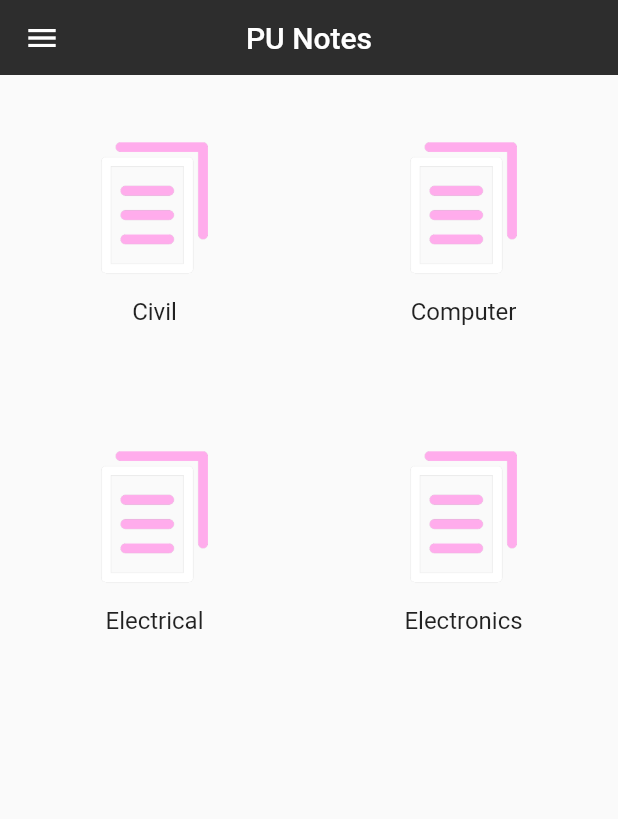
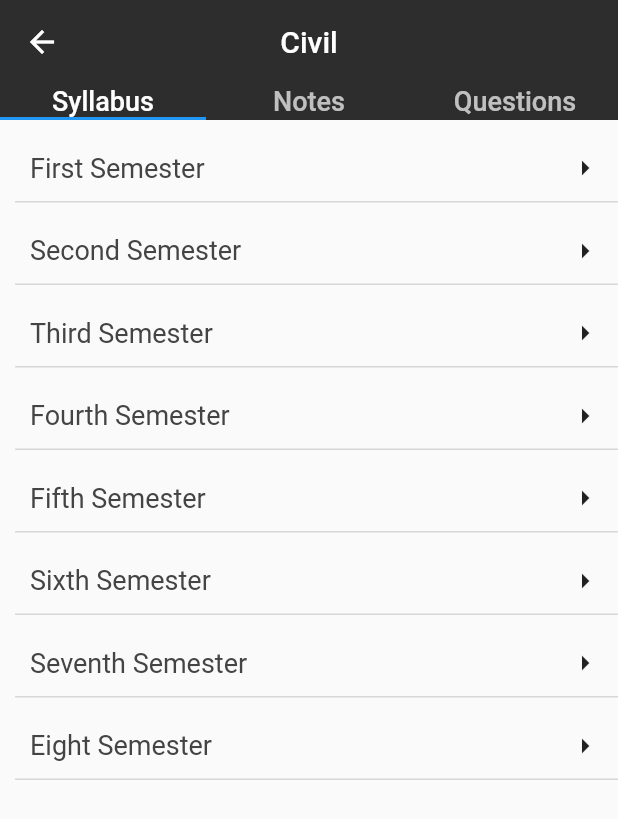
Before and after one commit to manjilkoirala/PU-Engineering-Notes-App, a Flutter app: the screen it shows after launch, after a tap on "Civil", on a phone screen of 412 x 824 dp. Shown: the top 819 px of the screen. Run offline on Flutter 3.47's test engine with Material 2 defaults, Android fonts, the light colour scheme and no system bars; our stand-ins replace share; missing offline and left inert: flutter_cached_pdfview.

Commit message:
What a messy day. Hard Coded code

```diff
--- a/lib/Screen/home.dart
+++ b/lib/Screen/home.dart
@@ -2,11 +2,10 @@
 // ignore_for_file: prefer_const_literals_to_create_immutables
 
 import 'package:flutter/material.dart';
+import 'package:punotes/Screen/tabbar.dart';
 
 import '../widgets/appbar.dart';
 import '../widgets/mydrawer.dart';
-
-const Color appcolor = Color.fromARGB(255, 45, 45, 45);
 
 class HomePage extends StatelessWidget {
   const HomePage({Key? key}) : super(key: key);
@@ -16,7 +15,7 @@ class HomePage extends StatelessWidget {
     return Scaffold(
       drawer: MainDrawer(),
       appBar: MyAppBar(
-        backcolor: appcolor,
+        height: 50.0,
         title: 'PU Notes',
       ),
       body: HomePageBody(),
@@ -33,33 +32,68 @@ class HomePageBody extends StatelessWidget {
   Widget build(BuildContext context) {
     return GridView(
       gridDelegate: SliverGridDelegateWithFixedCrossAxisCount(
+        childAspectRatio: 1,
         crossAxisCount: 2,
       ),
       children: [
         MyGridView(
           nameText: 'Civil',
+          myImage: 'assest/img/Civil.png',
+          tapHere: () {
+            titletext = 'Civil';
+            Navigator.push(
+                context, MaterialPageRoute(builder: (context) => MyTabBar()));
+          },
         ),
-        MyGridView(nameText: 'Computer'),
-        MyGridView(nameText: 'Electrical'),
-        MyGridView(nameText: 'Electronics'),
+        MyGridView(
+          nameText: 'Computer',
+          myImage: 'assest/img/Computer.png',
+          tapHere: () {
+            titletext = 'Computer';
+            Navigator.push(
+                context, MaterialPageRoute(builder: (context) => MyTabBar()));
+          },
+        ),
+        MyGridView(
+          nameText: 'Electrical',
+          myImage: 'assest/img/Electrical.png',
+          tapHere: () {
+            titletext = 'Electrical';
+            Navigator.push(
+                context, MaterialPageRoute(builder: (context) => MyTabBar()));
+          },
+        ),
+        MyGridView(
+            nameText: 'Electronics',
+            myImage: 'assest/img/Electronics.png',
+            tapHere: () {
+              titletext = 'Electronics';
+              Navigator.push(
+                  context, MaterialPageRoute(builder: (context) => MyTabBar()));
+            }),
       ],
     );
   }
 }
 
 class MyGridView extends StatelessWidget {
-  String nameText;
-  MyGridView({Key? key, this.nameText = 'Hello'}) : super(key: key);
+  final nameText;
+  final myImage;
+  final tapHere;
+  const MyGridView({Key? key, this.nameText, this.myImage, this.tapHere})
+      : super(key: key);
 
   @override
   Widget build(BuildContext context) {
-    return InkWell(
-      onTap: () {},
+    return Padding(
+      padding: const EdgeInsets.only(top: 20),
+      child: InkWell(
+        onTap: tapHere,
         child: Column(
           mainAxisAlignment: MainAxisAlignment.center,
           children: [
             Image.asset(
-            'assest/img/Logo.png',
+              myImage,
               height: 100,
               width: 100,
             ),
@@ -74,6 +108,7 @@ class MyGridView extends StatelessWidget {
             )
           ],
         ),
+      ),
     );
   }
 }
--- /dev/null
+++ b/lib/Screen/pdfviwer.dart
@@ -0,0 +1,18 @@
+import 'package:flutter/material.dart';
+import 'package:flutter_cached_pdfview/flutter_cached_pdfview.dart';
+import 'package:punotes/widgets/appbar.dart';
+
+class PDFViewerPage extends StatelessWidget {
+  final title;
+  const PDFViewerPage({Key? key, this.title}) : super(key: key);
+
+  @override
+  Widget build(BuildContext context) {
+    return Scaffold(
+      appBar: MyAppBar(title: title, height: 50.0),
+      body: SingleChildScrollView(
+        child: const PDF().fromAsset('assest/files/syllabus/2syllabus.pdf'),
+      ),
+    );
+  }
+}
--- /dev/null
+++ b/lib/Screen/tabbar.dart
@@ -0,0 +1,143 @@
+// ignore_for_file: prefer_const_constructors, prefer_const_literals_to_create_immutables
+
+import 'package:flutter/material.dart';
+import 'package:punotes/Screen/home.dart';
+import 'package:punotes/Screen/pdfviwer.dart';
+import 'package:punotes/widgets/appbar.dart';
+import 'package:punotes/widgets/mydrawer.dart';
+
+var titletext;
+
+class MyTabBar extends StatelessWidget {
+  const MyTabBar({Key? key}) : super(key: key);
+
+  @override
+  Widget build(BuildContext context) {
+    return DefaultTabController(
+      length: 3,
+      child: Scaffold(
+        appBar: MyAppBar(
+          height: 80.0,
+          title: titletext,
+          button: TabBar(tabs: [
+            Text(
+              'Syllabus',
+              style: TextStyle(fontSize: 18),
+            ),
+            Text(
+              'Notes',
+              style: TextStyle(fontSize: 18),
+            ),
+            Text(
+              'Questions',
+              style: TextStyle(fontSize: 18),
+            )
+          ]),
+        ),
+        body: Padding(
+          padding: const EdgeInsets.only(top: 10),
+          child: TabBarView(children: [
+            CustomListView(
+              followlink1: () {
+                if (titletext == 'Computer') {
+                  Navigator.push(context,
+                      MaterialPageRoute(builder: (context) => HomePage()));
+                }
+              },
+              followlink2: () {
+                if (titletext == 'Computer') {
+                  Navigator.push(
+                      context,
+                      MaterialPageRoute(
+                          builder: (context) => PDFViewerPage(
+                                title: "2nd Semester Computer",
+                              )));
+                }
+              },
+            ), //Syllabus
+
+            CustomListView(), //Notes
+
+            CustomListView(), //Question
+          ]),
+        ),
+      ),
+    );
+  }
+}
+
+class CustomListView extends StatelessWidget {
+  final followlink1;
+  final followlink2;
+  final followlink3;
+  final followlink4;
+  final followlink5;
+  final followlink6;
+  final followlink7;
+  final followlink8;
+
+  const CustomListView(
+      {Key? key,
+      this.followlink1,
+      this.followlink2,
+      this.followlink3,
+      this.followlink4,
+      this.followlink5,
+      this.followlink6,
+      this.followlink7,
+      this.followlink8})
+      : super(key: key);
+
+  @override
+  Widget build(BuildContext context) {
+    return ListView(
+      children: [
+        CustomTile(customtext: 'First Semester', followlink: followlink1),
+        CustomTile(customtext: 'Second Semester', followlink: followlink2),
+        CustomTile(customtext: 'Third Semester', followlink: followlink3),
+        CustomTile(customtext: 'Fourth Semester', followlink: followlink4),
+        CustomTile(customtext: 'Fifth Semester', followlink: followlink5),
+        CustomTile(customtext: 'Sixth Semester', followlink: followlink6),
+        CustomTile(customtext: 'Seventh Semester', followlink: followlink7),
+        CustomTile(customtext: 'Eight Semester', followlink: followlink8),
+      ],
+    );
+  }
+}
+
+class CustomTile extends StatelessWidget {
+  String customtext;
+  final followlink;
+
+  CustomTile({Key? key, required this.customtext, required this.followlink})
+      : super(key: key);
+
+  @override
+  Widget build(BuildContext context) {
+    return InkWell(
+      onTap: followlink,
+      child: Padding(
+        padding: const EdgeInsets.only(left: 10, bottom: 10),
+        child: Container(
+          decoration: BoxDecoration(
+              border: Border(
+                  bottom:
+                      BorderSide(color: Color.fromARGB(255, 215, 215, 215)))),
+          child: Padding(
+            padding: const EdgeInsets.all(10.0),
+            child: Row(
+              mainAxisAlignment: MainAxisAlignment.spaceBetween,
+              children: [
+                Text(
+                  customtext,
+                  style: TextStyle(fontSize: 18, color: appcolor),
+                ),
+                Icon(Icons.arrow_right)
+              ],
+            ),
+          ),
+        ),
+      ),
+    );
+  }
+}
--- a/lib/main.dart
+++ b/lib/main.dart
@@ -3,7 +3,7 @@ import 'package:flutter/material.dart';
 import 'Screen/home.dart';
 
 void main() {
-  runApp(MyApp());
+  runApp(const MyApp());
 }
 
 class MyApp extends StatelessWidget {
@@ -11,7 +11,7 @@ class MyApp extends StatelessWidget {
 
   @override
   Widget build(BuildContext context) {
-    return MaterialApp(
+    return const MaterialApp(
       debugShowCheckedModeBanner: false,
       home: HomePage(),
     );
--- a/lib/widgets/appbar.dart
+++ b/lib/widgets/appbar.dart
@@ -2,22 +2,23 @@ import 'package:flutter/material.dart';
 
 class MyAppBar extends StatelessWidget implements PreferredSizeWidget {
   final title;
-  final backcolor;
-  const MyAppBar({
-    Key? key,
-    required this.title,
-    required this.backcolor,
-  }) : super(key: key);
+  final button;
+  final height;
+
+  const MyAppBar(
+      {Key? key, required this.title, this.button, required this.height})
+      : super(key: key);
   @override
-  Size get preferredSize => Size.fromHeight(50);
+  Size get preferredSize => Size.fromHeight(height);
 
   @override
   Widget build(BuildContext context) {
     return AppBar(
       centerTitle: true,
-      elevation: 0,
-      backgroundColor: backcolor,
+      elevation: 0.0,
+      backgroundColor: Color.fromARGB(255, 45, 45, 45),
       title: Text(title),
+      bottom: button,
     );
   }
 }
--- a/lib/widgets/mydrawer.dart
+++ b/lib/widgets/mydrawer.dart
@@ -1,6 +1,7 @@
 // ignore_for_file: prefer_const_constructors, prefer_const_literals_to_create_immutables, prefer_typing_uninitialized_variables, must_be_immutable
 
 import 'package:flutter/material.dart';
+import 'package:share/share.dart';
 
 const Color appcolor = Color.fromARGB(255, 68, 68, 68);
 
@@ -52,7 +53,8 @@ class MainDrawer extends StatelessWidget {
           customicon: Icons.share_outlined,
           customtext: 'Share',
           followlink: () {
-            Navigator.pop(context);
+            Share.share(
+                'https://play.google.com/store/apps/details?id=com.techlearnhere.nepresults');
           },
         ),
         CustomListTile(
@@ -84,13 +86,13 @@ class MainDrawer extends StatelessWidget {
 //CustomList
 
 class CustomListTile extends StatelessWidget {
-  IconData customicon;
+  final customicon;
   String customtext;
   final followlink;
 
   CustomListTile(
       {Key? key,
-      required this.customicon,
+      this.customicon,
       required this.customtext,
       required this.followlink})
       : super(key: key);
--- a/pubspec.yaml
+++ b/pubspec.yaml
@@ -34,7 +34,9 @@ dependencies:
   # The following adds the Cupertino Icons font to your application.
   # Use with the CupertinoIcons class for iOS style icons.
   cupertino_icons: ^1.0.2
-  google_fonts: ^3.0.1
+  share: ^2.0.4
+  flutter_cached_pdfview: ^0.4.1
+
 
 dev_dependencies:
   flutter_test:
@@ -61,7 +63,7 @@ flutter:
   # To add assets to your application, add an assets section, like this:
   assets:
     - assest/img/
-  #   - images/a_dot_ham.jpeg
+    - assest/files/syllabus/
 
   # An image asset can refer to one or more resolution-specific "variants", see
   # https://flutter.dev/assets-and-images/#resolution-aware
```
Also changed, not shown: assest/img/Civil.png (added), assest/img/Computer.png (added), assest/img/Electrical.png (added), assest/img/Electronics.png (added), pubspec.lock, 3 other files. Lines whose indentation alone changed are shown as unchanged.
